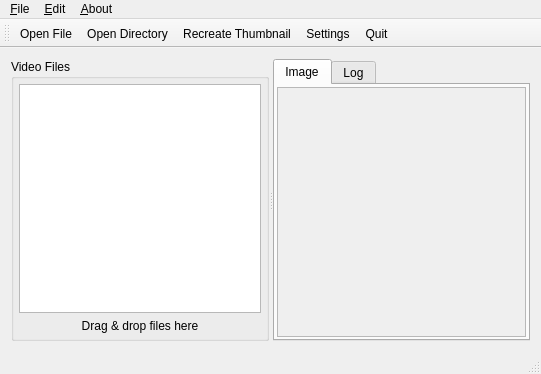
Qt form src/mainwindow.ui (wahibre/qmtn) before a commit.
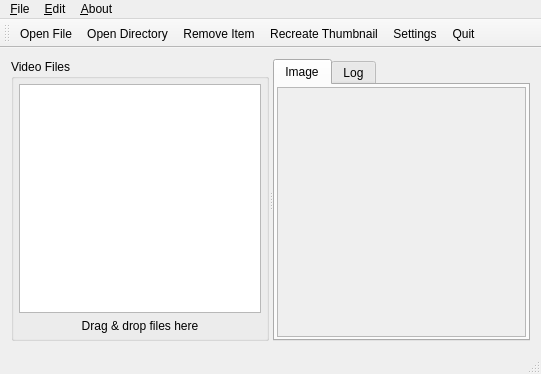
The same form after that commit. Icons and pictures are not drawn. Custom widgets are drawn as their Qt base class.

Commit message:
new menu item for removing items from sidebar
fixes #4

```diff
--- a/src/mainwindow.ui
+++ b/src/mainwindow.ui
@@ -216,6 +216,7 @@
    </attribute>
    <addaction name="actionOpenFile"/>
    <addaction name="actionOpenDirectory"/>
+   <addaction name="actionRemoveItemfromSidebar"/>
    <addaction name="actionRefreshThumbnail"/>
    <addaction name="action_Settings"/>
    <addaction name="action_Quit"/>
@@ -255,7 +256,7 @@
   </action>
   <action name="actionOpenFile">
    <property name="text">
-    <string>Open File ...</string>
+    <string>Open &amp;File ...</string>
    </property>
    <property name="toolTip">
     <string>Open Video File</string>
@@ -266,7 +267,7 @@
   </action>
   <action name="actionOpenDirectory">
    <property name="text">
-    <string>Open Directory ...</string>
+    <string>Open &amp;Directory ...</string>
    </property>
    <property name="toolTip">
     <string>Open Directory containing Video Files</string>
@@ -334,6 +335,14 @@
     <string>Upload selected image to www.klikr.org</string>
    </property>
   </action>
+  <action name="actionRemoveItemfromSidebar">
+   <property name="text">
+    <string>Remove &amp;Item</string>
+   </property>
+   <property name="toolTip">
+    <string>Remove Item from Sidebar</string>
+   </property>
+  </action>
  </widget>
  <layoutdefault spacing="6" margin="11"/>
  <customwidgets>
```
Left out of the diff: 8 changed lines with no effect on the pictures. The commit also changes 19 other files.
